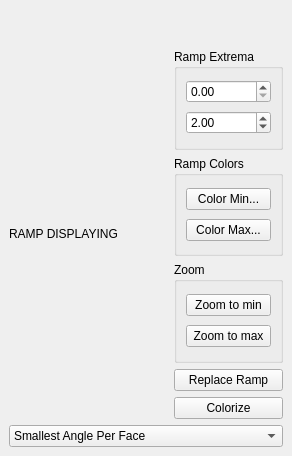
CrealityOfficial/cgal, file include/Polyhedron/demo/Polyhedron/Plugins/Display/Display_property.ui: the form before one commit.
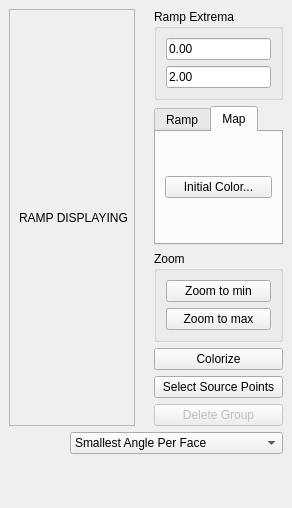
The form after the commit. The open tabs and pages were chosen to show the change. Custom widgets are drawn as their Qt base class.

What changed in the file:
```diff
--- a/include/Polyhedron/demo/Polyhedron/Plugins/Display/Display_property.ui
+++ b/include/Polyhedron/demo/Polyhedron/Plugins/Display/Display_property.ui
@@ -7,55 +7,127 @@
     <x>0</x>
     <y>0</y>
     <width>292</width>
-    <height>456</height>
+    <height>508</height>
    </rect>
   </property>
   <property name="windowTitle">
    <string>Property Displaying</string>
   </property>
   <widget class="QWidget" name="dockWidgetContents">
-   <layout class="QVBoxLayout" name="verticalLayout" stretch="0,1,0">
+   <layout class="QVBoxLayout" name="verticalLayout" stretch="0,0,0">
     <item>
-     <spacer name="verticalSpacer">
-      <property name="orientation">
-       <enum>Qt::Vertical</enum>
-      </property>
-      <property name="sizeHint" stdset="0">
-       <size>
-        <width>20</width>
-        <height>40</height>
-       </size>
-      </property>
-     </spacer>
-    </item>
-    <item>
-     <layout class="QHBoxLayout" name="horizontalLayout_3" stretch="1,0">
+     <layout class="QHBoxLayout" name="horizontalLayout_3" stretch="0,0">
       <item>
-       <widget class="QLabel" name="legendLabel">
-        <property name="text">
-         <string>RAMP DISPLAYING</string>
+       <widget class="QScrollArea" name="scrollArea">
+        <property name="horizontalScrollBarPolicy">
+         <enum>Qt::ScrollBarAlwaysOff</enum>
         </property>
+        <property name="widgetResizable">
+         <bool>true</bool>
+        </property>
+        <widget class="QWidget" name="scrollAreaWidgetContents">
+         <property name="geometry">
+          <rect>
+           <x>0</x>
+           <y>0</y>
+           <width>127</width>
+           <height>430</height>
+          </rect>
+         </property>
+         <layout class="QVBoxLayout" name="verticalLayout_7">
+          <item>
+           <widget class="QLabel" name="legendLabel">
+            <property name="text">
+             <string>RAMP DISPLAYING</string>
+            </property>
+           </widget>
+          </item>
+         </layout>
+        </widget>
        </widget>
       </item>
       <item>
        <layout class="QGridLayout" name="gridLayout">
-        <item row="1" column="1">
-         <widget class="QGroupBox" name="groupBox">
-          <property name="title">
-           <string>Ramp Extrema</string>
+        <item row="4" column="0">
+         <widget class="QLabel" name="label_3">
+          <property name="text">
+           <string/>
           </property>
-          <layout class="QVBoxLayout" name="verticalLayout_2">
-           <item>
-            <widget class="QDoubleSpinBox" name="minBox"/>
-           </item>
-           <item>
-            <widget class="QDoubleSpinBox" name="maxBox">
-             <property name="value">
-              <double>2.000000000000000</double>
-             </property>
-            </widget>
-           </item>
-          </layout>
+         </widget>
+        </item>
+        <item row="3" column="0">
+         <widget class="QLabel" name="label_2">
+          <property name="text">
+           <string/>
+          </property>
+         </widget>
+        </item>
+        <item row="4" column="1">
+         <widget class="QPushButton" name="colorizeButton">
+          <property name="text">
+           <string>Colorize</string>
+          </property>
+         </widget>
+        </item>
+        <item row="2" column="1">
+         <widget class="QTabWidget" name="colorChoiceWidget">
+          <property name="currentIndex">
+           <number>0</number>
+          </property>
+          <widget class="QWidget" name="ramp_tab">
+           <attribute name="title">
+            <string>Ramp</string>
+           </attribute>
+           <layout class="QVBoxLayout" name="verticalLayout_5">
+            <item>
+             <widget class="QGroupBox" name="groupBox_2">
+              <property name="title">
+               <string>Ramp Colors</string>
+              </property>
+              <layout class="QVBoxLayout" name="verticalLayout_3">
+               <item>
+                <widget class="QPushButton" name="minColorButton">
+                 <property name="text">
+                  <string>Color Min...</string>
+                 </property>
+                </widget>
+               </item>
+               <item>
+                <widget class="QPushButton" name="maxColorButton">
+                 <property name="text">
+                  <string>Color Max...</string>
+                 </property>
+                </widget>
+               </item>
+              </layout>
+             </widget>
+            </item>
+           </layout>
+          </widget>
+          <widget class="QWidget" name="map_tab">
+           <attribute name="title">
+            <string>Map</string>
+           </attribute>
+           <layout class="QVBoxLayout" name="verticalLayout_6">
+            <item>
+             <widget class="QPushButton" name="initColorButton">
+              <property name="text">
+               <string>Initial Color...</string>
+              </property>
+             </widget>
+            </item>
+           </layout>
+          </widget>
+         </widget>
+        </item>
+        <item row="6" column="1">
+         <widget class="QPushButton" name="sourcePointsButton">
+          <property name="text">
+           <string>Select Source Points</string>
+          </property>
+          <property name="checkable">
+           <bool>true</bool>
+          </property>
          </widget>
         </item>
         <item row="3" column="1">
@@ -81,54 +153,36 @@
           </layout>
          </widget>
         </item>
-        <item row="3" column="0">
-         <widget class="QLabel" name="label_2">
-          <property name="text">
-           <string/>
-          </property>
-         </widget>
-        </item>
-        <item row="4" column="0">
-         <widget class="QLabel" name="label_3">
-          <property name="text">
-           <string/>
-          </property>
-         </widget>
-        </item>
-        <item row="2" column="1">
-         <widget class="QGroupBox" name="groupBox_2">
+        <item row="1" column="1">
+         <widget class="QGroupBox" name="groupBox">
           <property name="title">
-           <string>Ramp Colors</string>
+           <string>Ramp Extrema</string>
           </property>
-          <layout class="QVBoxLayout" name="verticalLayout_3">
+          <layout class="QVBoxLayout" name="verticalLayout_2">
            <item>
-            <widget class="QPushButton" name="minColorButton">
+            <widget class="DoubleEdit" name="minBox">
              <property name="text">
-              <string>Color Min...</string>
+              <string>0.00</string>
              </property>
             </widget>
            </item>
            <item>
-            <widget class="QPushButton" name="maxColorButton">
+            <widget class="DoubleEdit" name="maxBox">
              <property name="text">
-              <string>Color Max...</string>
+              <string>2.00</string>
              </property>
             </widget>
            </item>
           </layout>
          </widget>
         </item>
-        <item row="4" column="1">
-         <widget class="QPushButton" name="rampButton">
-          <property name="text">
-           <string>Replace Ramp</string>
+        <item row="7" column="1">
+         <widget class="QPushButton" name="deleteButton">
+          <property name="enabled">
+           <bool>false</bool>
           </property>
-         </widget>
-        </item>
-        <item row="5" column="1">
-         <widget class="QPushButton" name="colorizeButton">
           <property name="text">
-           <string>Colorize</string>
+           <string>Delete Group</string>
           </property>
          </widget>
         </item>
@@ -137,9 +191,25 @@
      </layout>
     </item>
     <item>
-     <layout class="QHBoxLayout" name="horizontalLayout" stretch="1">
+     <layout class="QHBoxLayout" name="horizontalLayout" stretch="0,0">
+      <item>
+       <spacer name="horizontalSpacer_2">
+        <property name="orientation">
+         <enum>Qt::Horizontal</enum>
+        </property>
+        <property name="sizeHint" stdset="0">
+         <size>
+          <width>40</width>
+          <height>20</height>
+         </size>
+        </property>
+       </spacer>
+      </item>
       <item>
        <widget class="QComboBox" name="propertyBox">
+        <property name="sizeAdjustPolicy">
+         <enum>QComboBox::AdjustToContents</enum>
+        </property>
         <item>
          <property name="text">
           <string>Smallest Angle Per Face</string>
@@ -150,13 +220,43 @@
           <string>Scaled Jacobian</string>
          </property>
         </item>
+        <item>
+         <property name="text">
+          <string>Heat Intensity</string>
+         </property>
+        </item>
+        <item>
+         <property name="text">
+          <string>Heat Intensity (Intrinsic Delaunay)</string>
+         </property>
+        </item>
        </widget>
       </item>
      </layout>
     </item>
+    <item>
+     <spacer name="verticalSpacer">
+      <property name="orientation">
+       <enum>Qt::Vertical</enum>
+      </property>
+      <property name="sizeHint" stdset="0">
+       <size>
+        <width>20</width>
+        <height>40</height>
+       </size>
+      </property>
+     </spacer>
+    </item>
    </layout>
   </widget>
  </widget>
+ <customwidgets>
+  <customwidget>
+   <class>DoubleEdit</class>
+   <extends>QLineEdit</extends>
+   <header>CGAL_double_edit.h</header>
+  </customwidget>
+ </customwidgets>
  <resources/>
  <connections/>
 </ui>
```
